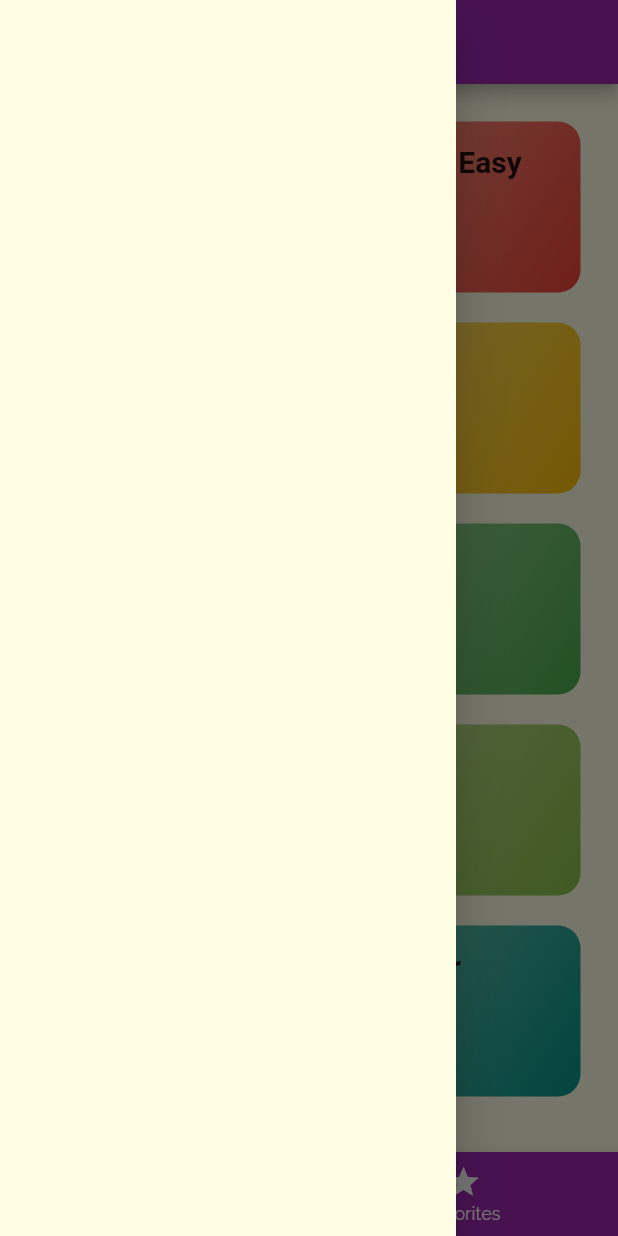
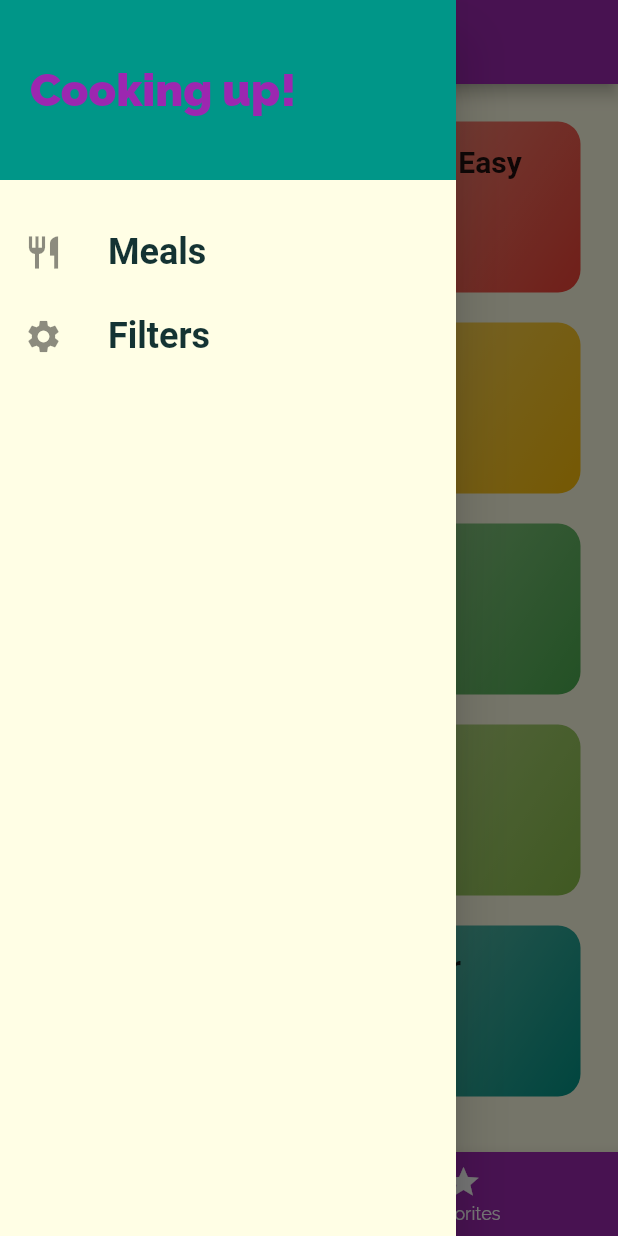
Before and after one commit to rodrigo196/flutter-course, a Flutter app: the screen it shows after launch, with the side drawer open, on a phone screen of 412 x 824 dp. Run offline on Flutter 3.47's test engine with Material 2 defaults, Android fonts, the phone set to English and light mode, and no system bars; Roboto replaces fonts that are missing (RobotCondensed).

Commit message:
Add ap drawer

```diff
--- a/meals_app/lib/main.dart
+++ b/meals_app/lib/main.dart
@@ -1,4 +1,5 @@
 import 'package:flutter/material.dart';
+import 'package:meals_app/screens/filters_screen.dart';
 import 'package:meals_app/screens/tabs_screen.dart';
 
 import './screens/meal_detail_screen.dart';
@@ -34,6 +35,7 @@ class MyApp extends StatelessWidget {
         TabsScreen.ROUTE_NAME: (_) => TabsScreen(),
         CategoryMealsScreen.ROUTE_NAME: (_) => CategoryMealsScreen(),
         MealDetailScreen.ROUTE_NAME: (_) => MealDetailScreen(),
+        FiltersScreen.ROUTE_NAME: (_) => FiltersScreen(),
       },
       onUnknownRoute: (_) => MaterialPageRoute(
         // Fallback for unknown routes
--- /dev/null
+++ b/meals_app/lib/screens/filters_screen.dart
@@ -0,0 +1,21 @@
+import 'package:flutter/material.dart';
+import 'package:meals_app/widgets/main_drawer.dart';
+
+class FiltersScreen extends StatelessWidget {
+  static const ROUTE_NAME = 'filters-screen';
+
+  @override
+  Widget build(BuildContext context) {
+    return Scaffold(
+       appBar: AppBar(
+        title: Text(
+          'Filters',
+        ),
+      ),
+      drawer: MainDrawer(),
+      body: Center(
+        child: Text('Filters screen!'),
+      ),
+    );
+  }
+}
--- a/meals_app/lib/screens/tabs_screen.dart
+++ b/meals_app/lib/screens/tabs_screen.dart
@@ -1,4 +1,5 @@
 import 'package:flutter/material.dart';
+import 'package:meals_app/widgets/main_drawer.dart';
 
 import './categories_screen.dart';
 import './favorites_screen.dart';
@@ -38,7 +39,7 @@ class _TabsScreenState extends State<TabsScreen> {
           _pages[_selectedPageIndex]['title'],
         ),
       ),
-      drawer: Drawer(),
+      drawer: MainDrawer(),
       body: _pages[_selectedPageIndex]['page'],
       bottomNavigationBar: BottomNavigationBar(
         onTap: _selectPage,
--- /dev/null
+++ b/meals_app/lib/widgets/main_drawer.dart
@@ -0,0 +1,67 @@
+import 'package:flutter/material.dart';
+import 'package:meals_app/screens/filters_screen.dart';
+import 'package:meals_app/screens/tabs_screen.dart';
+
+class MainDrawer extends StatelessWidget {
+  @override
+  Widget build(BuildContext context) {
+    return Drawer(
+      child: Column(
+        children: <Widget>[
+          Container(
+            height: 120,
+            width: double.infinity,
+            padding: EdgeInsets.all(20),
+            alignment: Alignment.centerLeft,
+            color: Theme.of(context).accentColor,
+            child: Text(
+              'Cooking up!',
+              style: TextStyle(
+                fontWeight: FontWeight.w900,
+                fontSize: 30,
+                color: Theme.of(context).primaryColor,
+              ),
+            ),
+          ),
+          SizedBox(
+            height: 20,
+          ),
+          ListTile(
+            leading: Icon(
+              Icons.restaurant,
+              size: 26,
+            ),
+            title: Text(
+              'Meals',
+              style: TextStyle(
+                fontFamily: 'RobotCondensed',
+                fontSize: 24,
+                fontWeight: FontWeight.bold,
+              ),
+            ),
+            onTap: () {
+              Navigator.of(context).pushReplacementNamed(TabsScreen.ROUTE_NAME);
+            },
+          ),
+          ListTile(
+            leading: Icon(
+              Icons.settings,
+              size: 26,
+            ),
+            title: Text(
+              'Filters',
+              style: TextStyle(
+                fontFamily: 'RobotCondensed',
+                fontSize: 24,
+                fontWeight: FontWeight.bold,
+              ),
+            ),
+            onTap: () {
+               Navigator.of(context).pushReplacementNamed(FiltersScreen.ROUTE_NAME);
+            },
+          ),
+        ],
+      ),
+    );
+  }
+}
```
